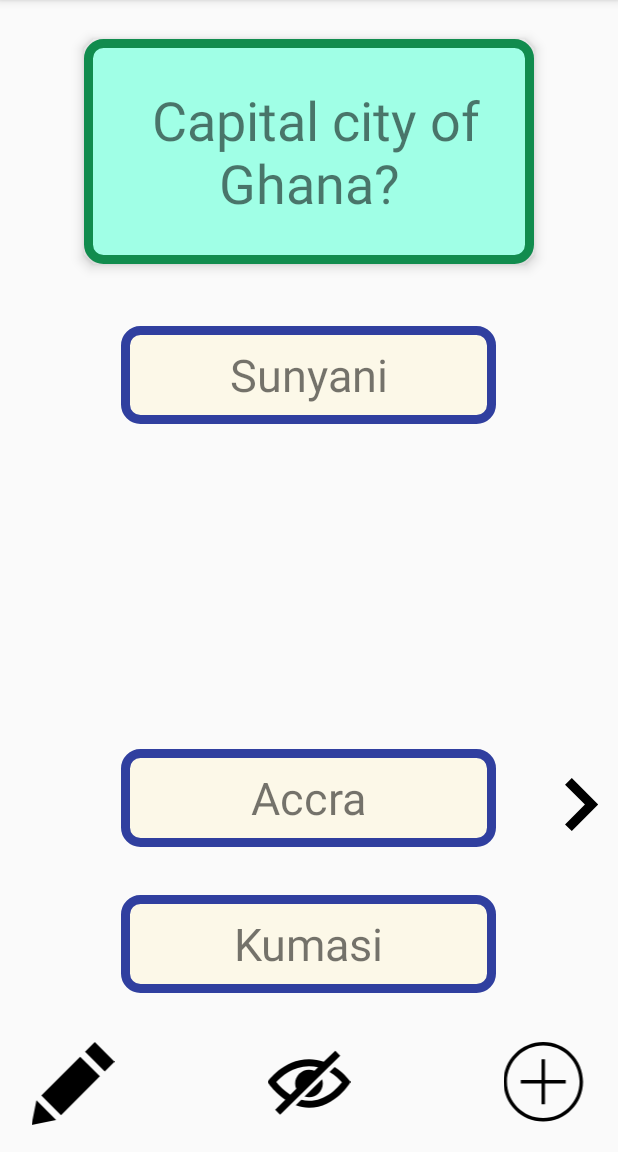
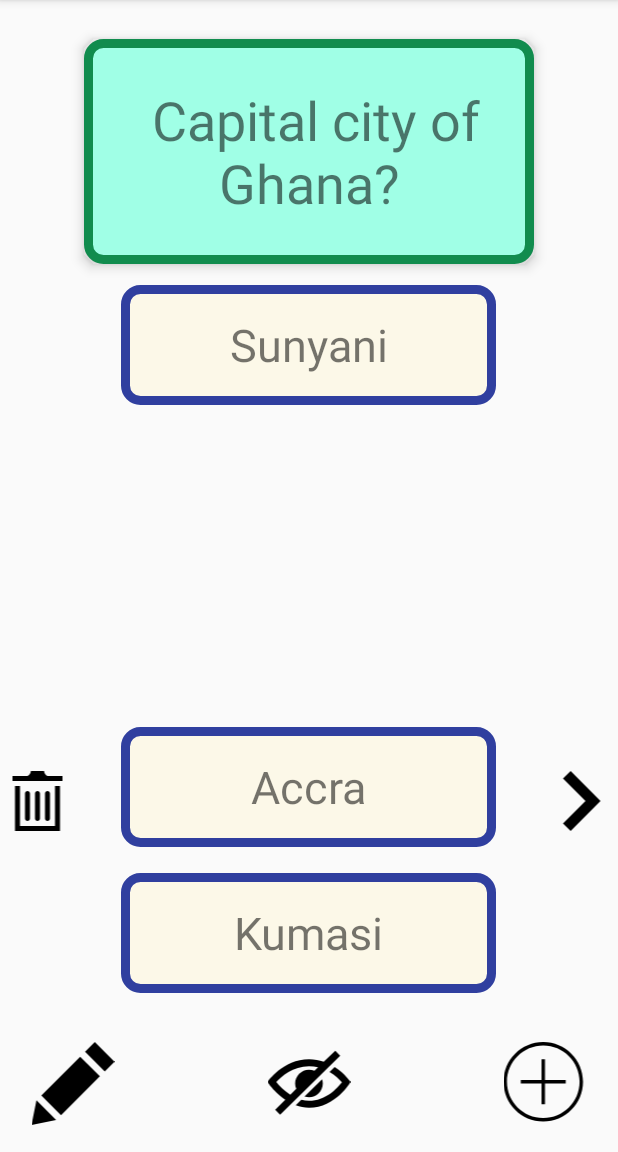
Before and after one commit to forsonkelvin/Flash2Learn, an Android app: the screen it shows after launch (MainActivity), on a phone screen of 412 x 824 dp, the part 84-1236 px from its top. Run offline under Robolectric (Android 15) with nearby library versions, the light colour scheme and no system bars; our stand-ins replace Room's generated code.

Commit message:
Edit and delete button

```diff
--- a/app/src/main/java/com/example/forso/flashlearn/AddCardActivity.java
+++ b/app/src/main/java/com/example/forso/flashlearn/AddCardActivity.java
@@ -45,7 +45,13 @@ public class AddCardActivity extends AppCompatActivity {
 
         String s1 = getIntent().getStringExtra("question1");
         String s2 = getIntent().getStringExtra("answer1");
+        String s3 = getIntent().getStringExtra("option1");
+        String s4 = getIntent().getStringExtra("option3");
+
         ((EditText) findViewById(R.id.question)).setText(s1);
         ((EditText) findViewById(R.id.answer)).setText(s2);
+        ((EditText) findViewById(R.id.user_option_1)).setText(s3);
+        ((EditText) findViewById(R.id.user_option_2)).setText(s4);
+
     }
 }
--- a/app/src/main/res/layout/activity_main.xml
+++ b/app/src/main/res/layout/activity_main.xml
@@ -37,10 +37,10 @@
     <TextView
         android:id="@+id/Option_1"
         android:layout_width="250dp"
-        android:layout_height="65dp"
+        android:layout_height="80dp"
         android:layout_alignParentTop="true"
         android:layout_centerHorizontal="true"
-        android:layout_marginTop="217dp"
+        android:layout_marginTop="190dp"
         android:layout_weight="1"
         android:background="@drawable/options_shape"
         android:gravity="center"
@@ -50,7 +50,7 @@
     <TextView
         android:id="@+id/Option_2"
         android:layout_width="250dp"
-        android:layout_height="65dp"
+        android:layout_height="80dp"
         android:layout_alignParentBottom="true"
         android:layout_centerHorizontal="true"
         android:layout_marginBottom="203dp"
@@ -63,7 +63,7 @@
     <TextView
         android:id="@+id/Option_3"
         android:layout_width="250dp"
-        android:layout_height="65dp"
+        android:layout_height="80dp"
         android:layout_alignParentBottom="true"
         android:layout_centerHorizontal="true"
         android:layout_marginBottom="106dp"
@@ -104,10 +104,18 @@
     <ImageView
         android:id="@+id/next_button"
         android:layout_width="50dp"
-        android:layout_height="35dp"
+        android:layout_height="40dp"
         android:layout_alignParentBottom="true"
         android:layout_alignParentEnd="true"
         android:layout_marginBottom="214dp"
         android:src="@drawable/ic_iconmonstr_arrow_25" />
 
+    <ImageView
+        android:id="@+id/delete_button"
+        android:layout_width="50dp"
+        android:layout_height="40dp"
+        android:layout_alignParentStart="true"
+        android:layout_alignTop="@+id/next_button"
+        android:src="@drawable/ic_iconmonstr_trash_can_2" />
+
 </RelativeLayout>
```
Also changed, not shown: app/src/main/java/com/example/forso/flashlearn/MainActivity.java (+40 -2 lines).
